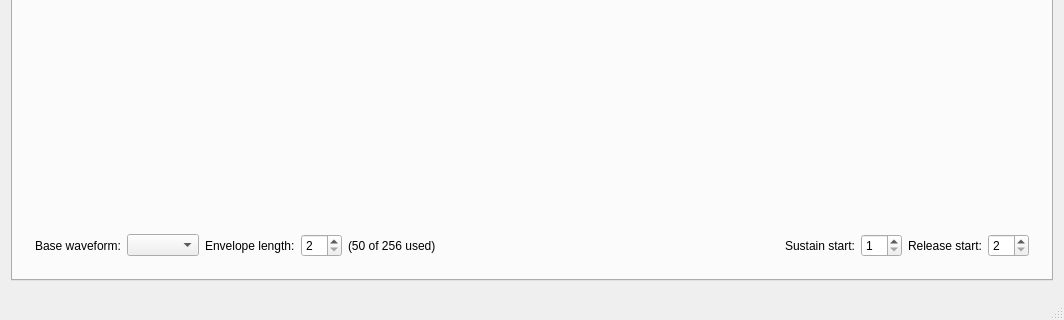
Qt form mainwindow.ui (steux/tiatracker) before a commit; both pictures show x 0 to 1064 and y 463 to 783 of the 1064 by 783 pixel window.
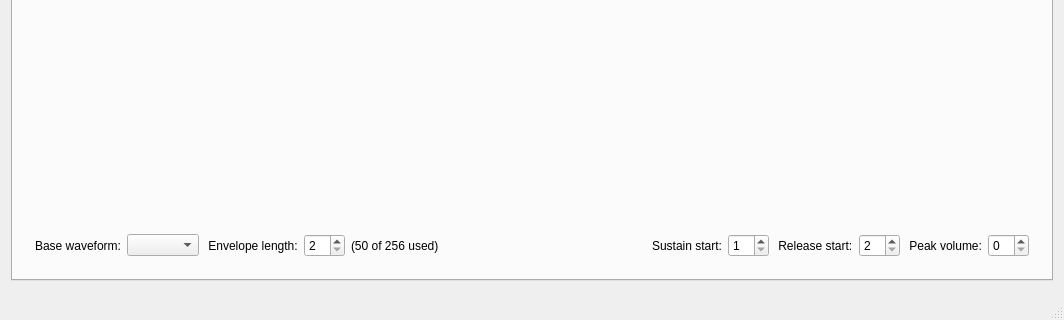
The same form after that commit. Custom widgets are drawn as their Qt base class.

Commit message: - added peakVolume spinbox - Instrument.getMin/MaxVolume

```diff
--- a/mainwindow.ui
+++ b/mainwindow.ui
@@ -164,7 +164,7 @@
            <item>
             <widget class="QLabel" name="labelInstrumentEnvelopeLength">
              <property name="text">
-              <string>Envelope length:</string>
+              <string> Envelope length:</string>
              </property>
             </widget>
            </item>
@@ -215,7 +215,7 @@
            <item>
             <widget class="QLabel" name="label_7">
              <property name="text">
-              <string>Release start:</string>
+              <string> Release start:</string>
              </property>
             </widget>
            </item>
@@ -226,6 +226,20 @@
              </property>
             </widget>
            </item>
+           <item>
+            <widget class="QLabel" name="label">
+             <property name="text">
+              <string> Peak volume:</string>
+             </property>
+            </widget>
+           </item>
+           <item>
+            <widget class="QSpinBox" name="spinBoxInstrumentVolume">
+             <property name="maximum">
+              <number>15</number>
+             </property>
+            </widget>
+           </item>
           </layout>
          </widget>
         </item>
```
The commit also changes 4 other files.
